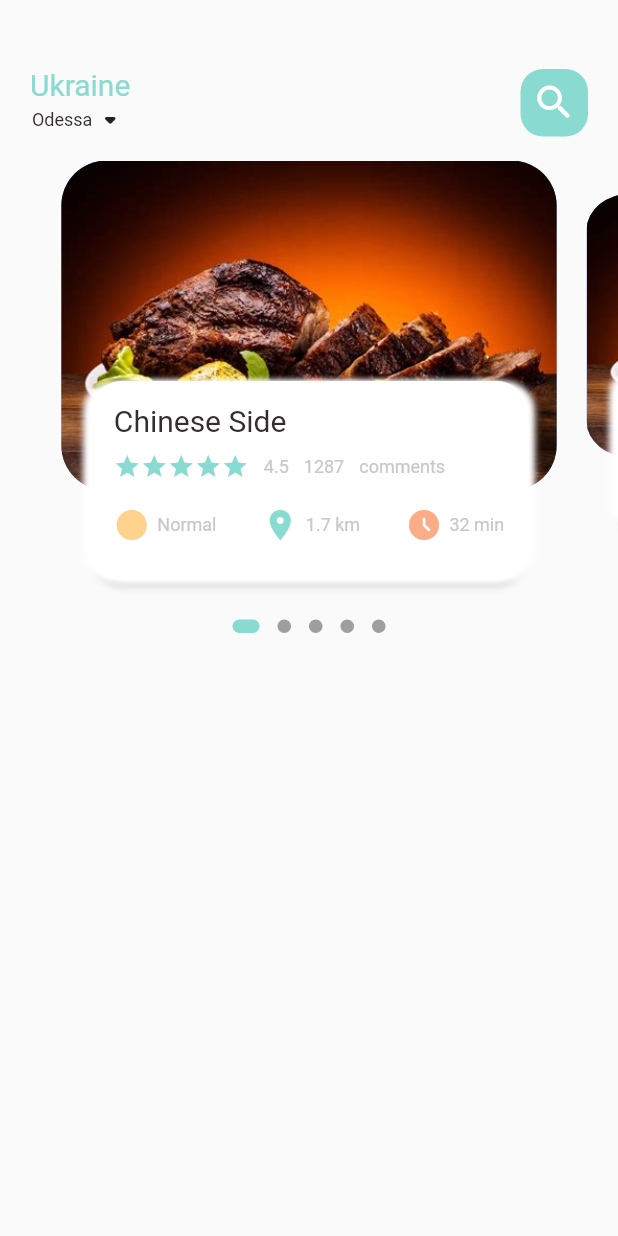
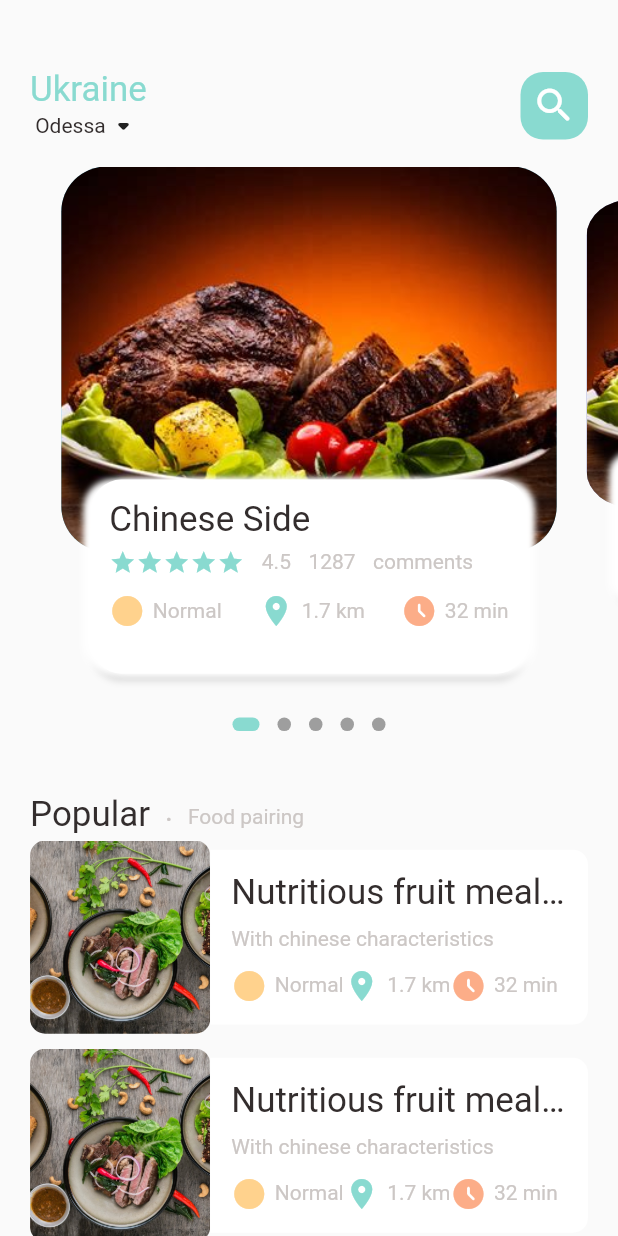
Before and after one commit to vitalii-minchuk/food-shop, a Flutter app: the screen it shows after launch, on a phone screen of 412 x 824 dp. Run offline on Flutter 3.47's test engine with Material 2 defaults, Android fonts, the phone set to English and light mode, and no system bars; drawn by our look-alikes of dots_indicator; our stand-ins replace gap, get.

Commit message:
home screen done

```diff
--- a/lib/home/food_page_body.dart
+++ /dev/null
@@ -1,188 +0,0 @@
-import 'package:dots_indicator/dots_indicator.dart';
-import 'package:flutter/material.dart';
-import 'package:flutter_application_1/utils/colors.dart';
-import 'package:flutter_application_1/widgets/big_text.dart';
-import 'package:flutter_application_1/widgets/icon_and_text.dart';
-import 'package:flutter_application_1/widgets/small_text.dart';
-import 'package:gap/gap.dart';
-
-class FoodPageBody extends StatefulWidget {
-  const FoodPageBody({ Key? key }) : super(key: key);
-
-  @override
-  _FoodPageBodyState createState() => _FoodPageBodyState();
-}
-
-class _FoodPageBodyState extends State<FoodPageBody> {
-  PageController pageController = PageController(viewportFraction: 0.85);
-  var _currPageValue = 0.0;
-  double _scaleFactor = 0.8;
-  double _height = 220;
-
-  @override
-  void initState() {
-    super.initState();
-    pageController.addListener(() {
-      setState(() {
-        _currPageValue = pageController.page!;
-      });
-    });
-  }
-
-  @override
-  void dispose() {
-    pageController.dispose();
-  }
-
-  @override
-  Widget build(BuildContext context) {
-    return Column(
-      children: [
-        Container(
-          height: 300,
-          child: PageView.builder(
-            controller: pageController,
-            itemCount: 5,
-            itemBuilder: (context, position) {
-              return _buildPageItem(position);
-            }
-          ),
-        ),
-        DotsIndicator(
-          dotsCount: 5,
-          position: _currPageValue,
-          decorator: DotsDecorator(
-            activeColor: AppColors.mainColor,
-            size: const Size.square(9.0),
-            activeSize: const Size(18.0, 9.0),
-            activeShape: RoundedRectangleBorder(borderRadius: BorderRadius.circular(5.0)),
-          ),
-        ),
-      ],
-    );
-  }
-
-  Widget _buildPageItem(int index) {
-    Matrix4 matrix = new Matrix4.identity();
-    if(index == _currPageValue.floor()) {
-      var currScale = 1 - (_currPageValue - index) * (1 - _scaleFactor);
-      var currTrans = _height * (1 -currScale) / 2;
-      matrix = Matrix4.diagonal3Values(1, currScale, 1)
-        ..setTranslationRaw(0, currTrans, 0);
-    } else if (index == _currPageValue.floor() + 1) {
-      var currScale = _scaleFactor + (_currPageValue - index + 1) * (1 - _scaleFactor);
-      var currTrans = _height * (1 -currScale) / 2;
-      matrix = Matrix4.diagonal3Values(1, currScale, 1)
-        ..setTranslationRaw(0, currTrans, 0);
-    } else if (index == _currPageValue.floor() - 1) {
-      var currScale = 1 - (_currPageValue - index) * (1 - _scaleFactor);
-      var currTrans = _height * (1 -currScale) / 2;
-      matrix = Matrix4.diagonal3Values(1, currScale, 1)
-        ..setTranslationRaw(0, currTrans, 0);
-    } else {
-      var currScale = 0.8;
-      var currTrans = _height * (1 -currScale) / 2;
-      matrix = Matrix4.diagonal3Values(1, currScale, 1)
-        ..setTranslationRaw(0, currTrans, 1);
-    }
-    return Transform(
-      transform: matrix,
-      child: Stack(
-        children: [Container(
-          height: 220,
-          margin: const EdgeInsets.symmetric(horizontal: 10),
-          decoration: BoxDecoration(
-            borderRadius: BorderRadius.circular(30),
-            color: index.isEven
-              ? const Color(0xFF69c5df)
-              : const Color(0xFF9294cc),
-            image: const DecorationImage(
-              fit: BoxFit.cover,
-              image: AssetImage(
-                'assets/images/food_2.jpg'
-              )
-            )
-          ),
-        ),
-        Align(
-          alignment: Alignment.bottomCenter,
-          child: Container(
-            height: 133,
-            margin: const EdgeInsets.only(
-              right: 30,
-              left: 30,
-              bottom: 20,
-            ),
-            decoration: BoxDecoration(
-              borderRadius: BorderRadius.circular(20),
-              color: Colors.white,
-              boxShadow: [
-                BoxShadow(
-                  color: Colors.grey.shade300,
-                  offset: const Offset(0, 5),
-                  blurRadius: 3,
-                ),
-                const BoxShadow(
-                  color: Colors.white,
-                  offset: Offset(5, 0),
-                  blurRadius: 3,
-                ),
-                const BoxShadow(
-                  color: Colors.white,
-                  offset: Offset(-5, 0),
-                  blurRadius: 3,
-                ),
-              ]
-            ),
-            child: Container(
-              padding: const EdgeInsets.all(15),
-              child: Column(
-                crossAxisAlignment: CrossAxisAlignment.start,
-                children: [
-                  BigText(text: 'Chinese Side'),
-                  const Gap(10),
-                  Row(
-                    children: [
-                      Wrap(
-                        children: List.generate(5, (index) => Icon(
-                          Icons.star, color: AppColors.mainColor, size: 18,
-                        ))
-                      ),
-                      const Gap(10),
-                      SmallText(text: '4.5'),
-                      const Gap(10),
-                      SmallText(text: '1287'),
-                      const Gap(10),
-                      SmallText(text: 'comments'),
-                    ],
-                  ),
-                  const Gap(18),
-                  Row(
-                    mainAxisAlignment: MainAxisAlignment.spaceBetween,
-                    children: [
-                      IconAndText(
-                        text: 'Normal',
-                        icon: Icons.circle_sharp,
-                        iconColor: AppColors.iconColor1,
-                      ),
-                      IconAndText(
-                        text: '1.7 km',
-                        icon: Icons.location_on,
-                        iconColor: AppColors.mainColor,
-                      ),
-                      IconAndText(
-                        text: '32 min',
-                        icon: Icons.access_time_filled_rounded,
-                        iconColor: AppColors.iconColor2,
-                      ),
-                    ],
-                  )
-                ],
-              ),
-            ),
-          ),
-        ),
-      ]),
-    );
-  }
-}
--- a/lib/main.dart
+++ b/lib/main.dart
@@ -1,6 +1,7 @@
 import 'package:flutter/material.dart';
-import 'package:flutter_application_1/home/main_food_page.dart';
-import 'package:flutter_application_1/utils/colors.dart';
+import 'package:flutter_application_1/screens/food/popular_food.dart';
+import 'package:flutter_application_1/screens/home/main_food_page.dart';
+import 'package:get/get.dart';
 
 void main() {
   runApp(const MyApp());
@@ -12,13 +13,14 @@ class MyApp extends StatelessWidget {
   // This widget is the root of your application.
   @override
   Widget build(BuildContext context) {
-    return MaterialApp(
+    return GetMaterialApp(
       title: 'Flutter app',
       debugShowCheckedModeBanner: false,
       theme: ThemeData(
         primarySwatch: Colors.blue,
       ),
-      home: MainFoodPage(),
+      // home: const PopularFood(),
+      home: const MainFoodPage(),
     );
   }
 }
--- /dev/null
+++ b/lib/screens/food/popular_food.dart
@@ -0,0 +1,62 @@
+import 'package:flutter/material.dart';
+import 'package:flutter_application_1/widgets/app_column.dart';
+import 'package:flutter_application_1/widgets/app_icon.dart';
+
+class PopularFood extends StatelessWidget {
+const PopularFood({ Key? key }) : super(key: key);
+
+  @override
+  Widget build(BuildContext context){
+    return Scaffold(
+      body: Stack(
+        children: [
+          Positioned(
+            left: 0,
+            right: 0,
+            child: Container(
+              width: double.maxFinite,
+              height: 350,
+              decoration: const BoxDecoration(
+                image: DecorationImage(
+                  fit: BoxFit.cover,
+                  image: AssetImage(
+                    'assets/images/food_1.jpg'
+                  )
+                )
+              ),
+            ),
+          ),
+          Positioned(
+            left: 20,
+            right: 20,
+            top: 45,
+            child: Row(
+              mainAxisAlignment: MainAxisAlignment.spaceBetween,
+              children: const [
+                AppIcon(icon: Icons.arrow_back_ios_new_rounded),
+                AppIcon(icon: Icons.shopping_cart_outlined),
+              ],
+            ),
+          ),
+          Positioned(
+            left: 0,
+            right: 0,
+            top: 325,
+            child: Container(
+              padding: const EdgeInsets.only(
+                left: 20,
+                right: 20,
+                top: 20,
+              ),
+              decoration: BoxDecoration(
+                borderRadius: BorderRadius.circular(30),
+                color: Colors.white,
+              ),
+              child: const AppColumn(),
+            ),
+          )
+        ],
+      ),
+    );
+  }
+}
--- /dev/null
+++ b/lib/screens/home/food_page_body.dart
@@ -0,0 +1,238 @@
+import 'package:dots_indicator/dots_indicator.dart';
+import 'package:flutter/material.dart';
+import 'package:flutter_application_1/utils/colors.dart';
+import 'package:flutter_application_1/utils/dimensions.dart';
+import 'package:flutter_application_1/widgets/app_column.dart';
+import 'package:flutter_application_1/widgets/big_text.dart';
+import 'package:flutter_application_1/widgets/icon_and_text.dart';
+import 'package:flutter_application_1/widgets/small_text.dart';
+import 'package:gap/gap.dart';
+
+class FoodPageBody extends StatefulWidget {
+  const FoodPageBody({Key? key}) : super(key: key);
+
+  @override
+  _FoodPageBodyState createState() => _FoodPageBodyState();
+}
+
+class _FoodPageBodyState extends State<FoodPageBody> {
+  PageController pageController = PageController(viewportFraction: 0.85);
+  var _currPageValue = 0.0;
+  double _scaleFactor = 0.8;
+  double _height = 220;
+
+  @override
+  void initState() {
+    super.initState();
+    pageController.addListener(() {
+      setState(() {
+        _currPageValue = pageController.page!;
+      });
+    });
+  }
+
+  @override
+  void dispose() {
+    pageController.dispose();
+  }
+
+  @override
+  Widget build(BuildContext context) {
+    return Column(
+      children: [
+        Container(
+          height: Dimensions.pageView,
+          child: PageView.builder(
+              controller: pageController,
+              itemCount: 5,
+              itemBuilder: (context, position) {
+                return _buildPageItem(position);
+              }),
+        ),
+        DotsIndicator(
+          dotsCount: 5,
+          position: _currPageValue,
+          decorator: DotsDecorator(
+            activeColor: AppColors.mainColor,
+            size: const Size.square(9.0),
+            activeSize: const Size(18.0, 9.0),
+            activeShape: RoundedRectangleBorder(
+                borderRadius: BorderRadius.circular(5.0)),
+          ),
+        ),
+        Gap(Dimensions.height30),
+        Container(
+          margin: EdgeInsets.symmetric(horizontal: Dimensions.width20),
+          child: Row(
+            crossAxisAlignment: CrossAxisAlignment.end,
+            children: [
+              BigText(text: 'Popular'),
+              Gap(Dimensions.width10),
+              Container(
+                margin: const EdgeInsets.only(bottom: 3),
+                child: SmallText(
+                  text: '.',
+                  size: 20,
+                ),
+              ),
+              Gap(Dimensions.width10),
+              Container(
+                  margin: const EdgeInsets.only(bottom: 2),
+                  child: SmallText(text: 'Food pairing')),
+            ],
+          ),
+        ),
+        ListView.builder(
+          physics: const NeverScrollableScrollPhysics(),
+          shrinkWrap: true,
+          itemCount: 10,
+          itemBuilder: (context, index) {
+            return Container(
+              margin: EdgeInsets.symmetric(
+                horizontal: Dimensions.width20,
+                vertical: 5,
+              ),
+              child: Row(
+                children: [
+                  Container(
+                    width: Dimensions.listViewImgWidth,
+                    height: Dimensions.listViewImgHeight,
+                    decoration: BoxDecoration(
+                        borderRadius: BorderRadius.circular(10),
+                        color: Colors.white38,
+                        image: const DecorationImage(
+                            fit: BoxFit.cover,
+                            image: AssetImage('assets/images/food_3.jpg'))),
+                  ),
+                  Expanded(
+                    child: Container(
+                      height: Dimensions.listViewInfoHeight,
+                      padding: const EdgeInsets.all(7),
+                      decoration: const BoxDecoration(
+                        borderRadius:
+                            BorderRadius.horizontal(right: Radius.circular(10)),
+                        color: Colors.white,
+                      ),
+                      child: Padding(
+                        padding: const EdgeInsets.all(7),
+                        child: Column(
+                          mainAxisAlignment: MainAxisAlignment.spaceBetween,
+                          crossAxisAlignment: CrossAxisAlignment.start,
+                          children: [
+                            BigText(text: 'Nutritious fruit meal in China'),
+                            SmallText(text: 'With chinese characteristics'),
+                            FittedBox(
+                              child: Row(
+                                mainAxisAlignment:
+                                    MainAxisAlignment.spaceBetween,
+                                children: [
+                                  IconAndText(
+                                    text: 'Normal',
+                                    icon: Icons.circle_sharp,
+                                    iconColor: AppColors.iconColor1,
+                                  ),
+                                  IconAndText(
+                                    text: '1.7 km',
+                                    icon: Icons.location_on,
+                                    iconColor: AppColors.mainColor,
+                                  ),
+                                  IconAndText(
+                                    text: '32 min',
+                                    icon: Icons.access_time_filled_rounded,
+                                    iconColor: AppColors.iconColor2,
+                                  ),
+                                ],
+                              ),
+                            ),
+                          ],
+                        ),
+                      ),
+                    ),
+                  )
+                ],
+              ),
+            );
+          },
+        ),
+      ],
+    );
+  }
+
+  Widget _buildPageItem(int index) {
+    Matrix4 matrix = Matrix4.identity();
+    if (index == _currPageValue.floor()) {
+      var currScale = 1 - (_currPageValue - index) * (1 - _scaleFactor);
+      var currTrans = _height * (1 - currScale) / 2;
+      matrix = Matrix4.diagonal3Values(1, currScale, 1)
+        ..setTranslationRaw(0, currTrans, 0);
+    } else if (index == _currPageValue.floor() + 1) {
+      var currScale =
+          _scaleFactor + (_currPageValue - index + 1) * (1 - _scaleFactor);
+      var currTrans = _height * (1 - currScale) / 2;
+      matrix = Matrix4.diagonal3Values(1, currScale, 1)
+        ..setTranslationRaw(0, currTrans, 0);
+    } else if (index == _currPageValue.floor() - 1) {
+      var currScale = 1 - (_currPageValue - index) * (1 - _scaleFactor);
+      var currTrans = _height * (1 - currScale) / 2;
+      matrix = Matrix4.diagonal3Values(1, currScale, 1)
+        ..setTranslationRaw(0, currTrans, 0);
+    } else {
+      var currScale = 0.8;
+      var currTrans = _height * (1 - currScale) / 2;
+      matrix = Matrix4.diagonal3Values(1, currScale, 1)
+        ..setTranslationRaw(0, currTrans, 1);
+    }
+    return Transform(
+      transform: matrix,
+      child: Stack(children: [
+        Container(
+          height: Dimensions.pageViewContainer,
+          margin: const EdgeInsets.symmetric(horizontal: 10),
+          decoration: BoxDecoration(
+              borderRadius: BorderRadius.circular(30),
+              color: index.isEven
+                  ? const Color(0xFF69c5df)
+                  : const Color(0xFF9294cc),
+              image: const DecorationImage(
+                  fit: BoxFit.cover,
+                  image: AssetImage('assets/images/food_2.jpg'))),
+        ),
+        Align(
+          alignment: Alignment.bottomCenter,
+          child: Container(
+            height: Dimensions.pageViewTextContainer,
+            margin: EdgeInsets.only(
+              right: 30,
+              left: 30,
+              bottom: Dimensions.height20,
+            ),
+            decoration: BoxDecoration(
+                borderRadius: BorderRadius.circular(20),
+                color: Colors.white,
+                boxShadow: [
+                  BoxShadow(
+                    color: Colors.grey.shade300,
+                    offset: const Offset(0, 5),
+                    blurRadius: 3,
+                  ),
+                  const BoxShadow(
+                    color: Colors.white,
+                    offset: Offset(5, 0),
+                    blurRadius: 3,
+                  ),
+                  const BoxShadow(
+                    color: Colors.white,
+                    offset: Offset(-5, 0),
+                    blurRadius: 3,
+                  ),
+                ]),
+            child: Container(
+              padding: const EdgeInsets.all(12),
+              child: const AppColumn(),
+            ),
+          ),
+        ),
+      ]),
+    );
+  }
+}
--- a/lib/home/main_food_page.dart
+++ b/lib/screens/home/main_food_page.dart
@@ -1,5 +1,5 @@
 import 'package:flutter/material.dart';
-import 'package:flutter_application_1/home/food_page_body.dart';
+import 'package:flutter_application_1/screens/home/food_page_body.dart';
 import 'package:flutter_application_1/utils/colors.dart';
 import 'package:flutter_application_1/widgets/big_text.dart';
 import 'package:flutter_application_1/widgets/small_text.dart';
@@ -34,7 +34,7 @@ class _MainFoodPageState extends State<MainFoodPage> {
                         text: 'Odessa',
                         color: AppColors.mainBlackColor,
                       ),
-                      Icon(
+                      const Icon(
                         Icons.arrow_drop_down_rounded
                       )
                     ],
@@ -57,7 +57,9 @@ class _MainFoodPageState extends State<MainFoodPage> {
             ],
           ),
         ),
-        const FoodPageBody(),
+        const Expanded(
+          child: SingleChildScrollView(child: FoodPageBody())
+        ),
       ]),
     );
   }
--- /dev/null
+++ b/lib/utils/dimensions.dart
@@ -0,0 +1,25 @@
+import 'package:get/get.dart';
+
+class Dimensions {
+  static double screenHeight = Get.context!.height;
+  static double screenWidth = Get.context!.width;
+
+  static double pageView = screenHeight/2.28;
+  static double pageViewContainer = screenHeight / 3.21;
+  static double pageViewTextContainer = screenHeight / 6.37;
+
+  static double listViewInfoHeight = screenHeight / 7.07;
+  static double listViewImgHeight = screenHeight / 6.4;
+  static double listViewImgWidth = screenWidth / 3.43;
+
+  static double height10 = screenHeight / 70.7;
+  static double height12 = screenHeight / 58.92;
+  static double height15 = screenHeight / 47.13;
+  static double height20 = screenHeight / 35.35;
+  static double height30 = screenHeight / 23.57;
+  static double height45 = screenHeight / 15.71;
+
+  static double width10 = screenWidth / 41.1;
+  static double width20 = screenWidth / 20.55;
+  static double width30 = screenWidth / 13.7;
+ }
--- /dev/null
+++ b/lib/widgets/app_column.dart
@@ -0,0 +1,61 @@
+import 'package:flutter/material.dart';
+import 'package:flutter_application_1/utils/colors.dart';
+import 'package:flutter_application_1/utils/dimensions.dart';
+import 'package:flutter_application_1/widgets/big_text.dart';
+import 'package:flutter_application_1/widgets/icon_and_text.dart';
+import 'package:flutter_application_1/widgets/small_text.dart';
+import 'package:gap/gap.dart';
+
+class AppColumn extends StatelessWidget {
+  const AppColumn({Key? key}) : super(key: key);
+
+  @override
+  Widget build(BuildContext context) {
+    return Column(
+      crossAxisAlignment: CrossAxisAlignment.start,
+      children: [
+        BigText(text: 'Chinese Side'),
+        const Gap(7),
+        Row(
+          children: [
+            Wrap(
+                children: List.generate(
+                    5,
+                    (index) => Icon(
+                          Icons.star,
+                          color: AppColors.mainColor,
+                          size: 18,
+                        ))),
+            Gap(Dimensions.height10),
+            SmallText(text: '4.5'),
+            Gap(Dimensions.height10),
+            SmallText(text: '1287'),
+            Gap(Dimensions.height10),
+            SmallText(text: 'comments'),
+          ],
+        ),
+        Gap(Dimensions.height10),
+        Row(
+          mainAxisAlignment: MainAxisAlignment.spaceBetween,
+          children: [
+            IconAndText(
+              text: 'Normal',
+              icon: Icons.circle_sharp,
+              iconColor: AppColors.iconColor1,
+            ),
+            IconAndText(
+              text: '1.7 km',
+              icon: Icons.location_on,
+              iconColor: AppColors.mainColor,
+            ),
+            IconAndText(
+              text: '32 min',
+              icon: Icons.access_time_filled_rounded,
+              iconColor: AppColors.iconColor2,
+            ),
+          ],
+        ),
+      ],
+    );
+  }
+}
--- /dev/null
+++ b/lib/widgets/app_icon.dart
@@ -0,0 +1,32 @@
+import 'package:flutter/material.dart';
+
+class AppIcon extends StatelessWidget {
+  final IconData icon;
+  final Color iconColor;
+  final Color bgColor;
+  final double size;
+  const AppIcon({
+    Key? key,
+    required this.icon,
+    this.bgColor = const Color(0xFFfcf4e4),
+    this.iconColor = const Color(0xFF756d54),
+    this.size = 40,
+  }) : super(key: key);
+
+  @override
+  Widget build(BuildContext context){
+    return Container(
+      width: size,
+      height: size,
+      decoration: BoxDecoration(
+        borderRadius: BorderRadius.circular(size / 2),
+        color: bgColor,
+      ),
+      child: Icon(
+        icon,
+        color: iconColor,
+        size: 16,
+      ),
+    );
+  }
+}
--- a/lib/widgets/big_text.dart
+++ b/lib/widgets/big_text.dart
@@ -1,4 +1,5 @@
 import 'package:flutter/material.dart';
+import 'package:flutter_application_1/utils/dimensions.dart';
 
 class BigText extends StatelessWidget {
   final String text;
@@ -10,7 +11,7 @@ class BigText extends StatelessWidget {
     Key? key,
     required this.text,
     this.color = const Color(0xFF332d2d),
-    this.size = 20,
+    this.size = 0,
     this.textOverfl = TextOverflow.ellipsis,
   }) : super(key: key);
 
@@ -23,7 +24,7 @@ class BigText extends StatelessWidget {
       style: TextStyle(
         color: color,
         fontWeight: FontWeight.w400,
-        fontSize: size,
+        fontSize: size == 0 ? Dimensions.height20 : size,
       )
     );
   }
--- a/lib/widgets/small_text.dart
+++ b/lib/widgets/small_text.dart
@@ -1,4 +1,5 @@
 import 'package:flutter/material.dart';
+import 'package:flutter_application_1/utils/dimensions.dart';
 
 class SmallText extends StatelessWidget {
   final String text;
@@ -10,7 +11,7 @@ class SmallText extends StatelessWidget {
     Key? key,
     required this.text,
     this.color = const Color(0xFFccc7c5),
-    this.size = 12,
+    this.size = 0,
     this.height = 1.2,
   }) : super(key: key);
 
@@ -20,7 +21,7 @@ class SmallText extends StatelessWidget {
       text,
       style: TextStyle(
         color: color,
-        fontSize: size,
+        fontSize: size == 0 ? Dimensions.height12 : size,
         height: height,
       )
     );
--- a/pubspec.yaml
+++ b/pubspec.yaml
@@ -35,6 +35,7 @@ dependencies:
   # Use with the CupertinoIcons class for iOS style icons.
   cupertino_icons: ^1.0.2
   gap: ^2.0.0
+  get: ^4.6.5
   dots_indicator: ^2.1.0
 
 dev_dependencies:
```
Also changed, not shown: pubspec.lock.
